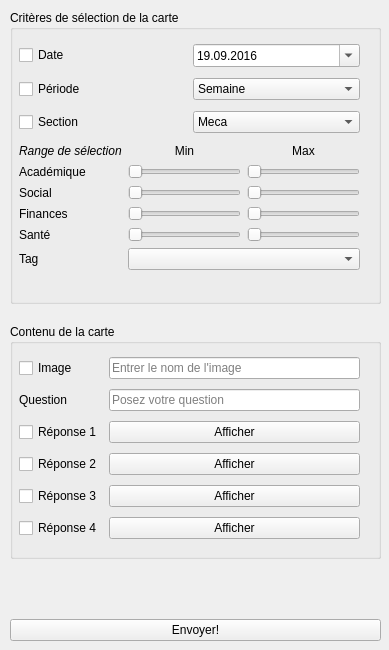
Above: MainWindowGUI.ui from emiledecosterd/CardGeneratorUI before the change. Below: the same form after it.
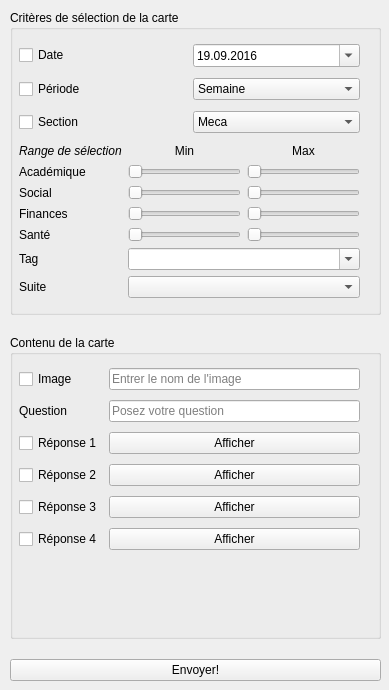
That is the form after the change.

```diff
--- a/MainWindowGUI.ui
+++ b/MainWindowGUI.ui
@@ -7,23 +7,29 @@
     <x>0</x>
     <y>0</y>
     <width>389</width>
-    <height>650</height>
+    <height>690</height>
    </rect>
   </property>
   <property name="windowTitle">
    <string>MainWindow</string>
   </property>
   <widget class="QWidget" name="centralwidget">
+   <property name="sizePolicy">
+    <sizepolicy hsizetype="Preferred" vsizetype="Preferred">
+     <horstretch>0</horstretch>
+     <verstretch>0</verstretch>
+    </sizepolicy>
+   </property>
    <widget class="QWidget" name="verticalLayoutWidget">
     <property name="geometry">
      <rect>
       <x>10</x>
       <y>10</y>
       <width>371</width>
-      <height>631</height>
+      <height>671</height>
      </rect>
     </property>
-    <layout class="QVBoxLayout" name="verticalLayout" stretch="50,40,0,10">
+    <layout class="QVBoxLayout" name="verticalLayout" stretch="0,0,0">
      <property name="spacing">
       <number>20</number>
      </property>
@@ -36,7 +42,7 @@
         <bool>true</bool>
        </property>
        <property name="sizePolicy">
-        <sizepolicy hsizetype="Preferred" vsizetype="Expanding">
+        <sizepolicy hsizetype="Preferred" vsizetype="Minimum">
          <horstretch>0</horstretch>
          <verstretch>0</verstretch>
         </sizepolicy>
@@ -180,7 +186,7 @@
           <x>9</x>
           <y>129</y>
           <width>341</width>
-          <height>191</height>
+          <height>200</height>
          </rect>
         </property>
         <layout class="QGridLayout" name="gridLayout_2">
@@ -197,6 +203,9 @@
            </property>
           </widget>
          </item>
+         <item row="6" column="1" colspan="2">
+          <widget class="QComboBox" name="comboBox"/>
+         </item>
          <item row="1" column="0">
           <widget class="QLabel" name="label">
            <property name="text">
@@ -314,9 +323,13 @@
           </widget>
          </item>
          <item row="5" column="1" colspan="2">
-          <widget class="QComboBox" name="tag_comboBox"/>
+          <widget class="QComboBox" name="tag_comboBox">
+           <property name="editable">
+            <bool>true</bool>
+           </property>
+          </widget>
          </item>
-         <item row="6" column="0">
+         <item row="7" column="0">
           <spacer name="verticalSpacer">
            <property name="orientation">
             <enum>Qt::Vertical</enum>
@@ -329,12 +342,25 @@
            </property>
           </spacer>
          </item>
+         <item row="6" column="0">
+          <widget class="QLabel" name="label_10">
+           <property name="text">
+            <string>Suite</string>
+           </property>
+          </widget>
+         </item>
         </layout>
        </widget>
       </widget>
      </item>
      <item>
       <widget class="QGroupBox" name="groupBox_2">
+       <property name="sizePolicy">
+        <sizepolicy hsizetype="Preferred" vsizetype="Minimum">
+         <horstretch>0</horstretch>
+         <verstretch>0</verstretch>
+        </sizepolicy>
+       </property>
        <property name="title">
         <string>Contenu de la carte</string>
        </property>
@@ -436,21 +462,14 @@
        </widget>
       </widget>
      </item>
-     <item>
-      <spacer name="verticalSpacer_3">
-       <property name="orientation">
-        <enum>Qt::Vertical</enum>
-       </property>
-       <property name="sizeHint" stdset="0">
-        <size>
-         <width>20</width>
-         <height>40</height>
-        </size>
-       </property>
-      </spacer>
-     </item>
      <item>
       <widget class="QPushButton" name="send_button">
+       <property name="sizePolicy">
+        <sizepolicy hsizetype="Minimum" vsizetype="Maximum">
+         <horstretch>0</horstretch>
+         <verstretch>0</verstretch>
+        </sizepolicy>
+       </property>
        <property name="text">
         <string>Envoyer!</string>
        </property>
```
